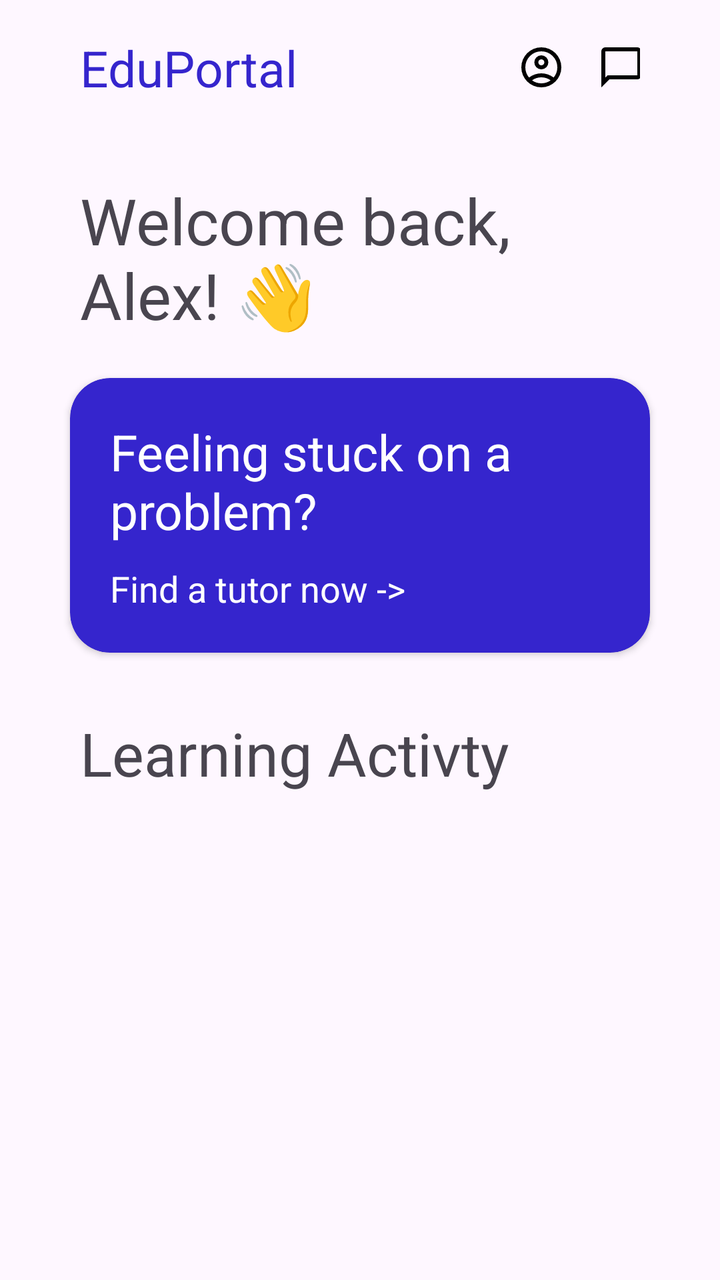
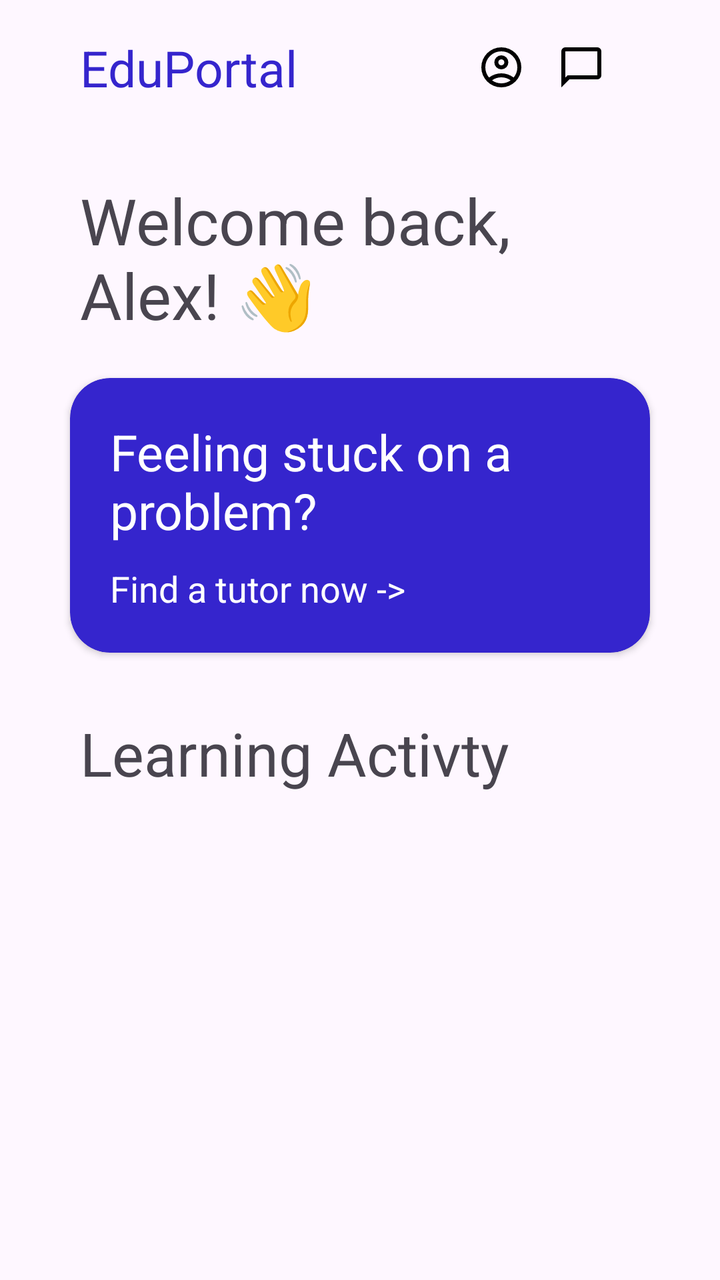

Before-and-after screenshots of an Android layout around one commit, followed by the original layout XML and the change that was made.
<!-- AndroidManifest.xml: application theme Theme.MyTutor -->
<!-- res/layout/fragment_home.xml -->
<?xml version="1.0" encoding="utf-8"?>
<ScrollView xmlns:android="http://schemas.android.com/apk/res/android"
    xmlns:tools="http://schemas.android.com/tools"
    android:layout_width="match_parent"
    android:layout_height="match_parent"
    xmlns:app="http://schemas.android.com/apk/res-auto"
    tools:context=".HomeFragment">

    <LinearLayout
        android:layout_width="match_parent"
        android:layout_height="match_parent"
        android:orientation="vertical">
        <LinearLayout
            android:layout_width="match_parent"
            android:layout_height="wrap_content"
            android:layout_marginTop="17dp"
            android:layout_marginHorizontal="40dp"
            android:orientation="horizontal">
            <TextView
                android:layout_width="wrap_content"
                android:layout_height="wrap_content"
                android:textColor="@color/btn"
                android:text="EduPortal"
                android:textSize="25sp"/>

            <TextView
                android:layout_width="wrap_content"
                android:layout_height="wrap_content"
                android:textSize="25sp"
                android:layout_marginStart="110dp"
                android:drawableLeft="@drawable/outline_account_circle_24"/>
            <TextView
                android:layout_width="wrap_content"
                android:layout_height="wrap_content"
                android:textSize="25sp"
                android:layout_marginStart="16dp"
                android:drawableLeft="@drawable/outline_chat_bubble_24"/>
            <TextView
                android:layout_width="wrap_content"
                android:layout_height="wrap_content"
                android:textSize="25sp"
                android:layout_marginStart="16dp"
                android:drawableLeft="@drawable/outline_account_circle_24"/>

        </LinearLayout>

        <TextView
            android:layout_width="wrap_content"
            android:layout_height="wrap_content"
            android:textSize="32sp"
            android:layout_marginTop="38dp"
            android:layout_marginStart="40dp"
            android:text="Welcome back,\nAlex! 👋"/>

        <androidx.cardview.widget.CardView
            android:layout_width="match_parent"
            android:layout_height="wrap_content"
            app:cardCornerRadius="20dp"
            android:layout_marginTop="20dp"
            android:backgroundTint="@color/btn"
            android:layout_marginHorizontal="35dp">

            <LinearLayout
                android:layout_width="match_parent"
                android:layout_height="match_parent"
                android:paddingHorizontal="20dp"
                android:paddingVertical="20dp"
                android:orientation="vertical">
                <TextView
                    android:layout_width="wrap_content"
                    android:layout_height="wrap_content"
                    android:text="Feeling stuck on a problem?"
                    android:textColor="@color/white"
                    android:textSize="25sp"/>

                <TextView
                    android:layout_width="wrap_content"
                    android:layout_height="wrap_content"
                    android:textColor="@color/white"
                    android:layout_marginTop="10dp"
                    android:text="Find a tutor now ->"
                    android:textSize="18sp"/>
            </LinearLayout>

        </androidx.cardview.widget.CardView>

   <TextView
       android:layout_width="wrap_content"
       android:layout_height="wrap_content"
       android:text="Learning Activty"
       android:textSize="30sp"
       android:layout_marginTop="30dp"
       android:layout_marginStart="40dp"/>

        <ListView
            android:layout_width="match_parent"
            android:layout_height="wrap_content"
            android:layout_marginHorizontal="40dp"
            android:layout_gravity="center"/>

    </LinearLayout>



</ScrollView>
<!-- resources referenced by this layout -->
<resources>
  <color name="btn">#3525CD</color>
  <color name="white">#FFFFFFFF</color>
  <!-- drawable outline_account_circle_24 (drawable) -->
  <vector xmlns:android="http://schemas.android.com/apk/res/android" android:height="24dp" android:tint="#000000" android:viewportHeight="960" android:viewportWidth="960" android:width="24dp">
        
      <path android:fillColor="@android:color/white" android:pathData="M234,684Q285,645 348,622.5Q411,600 480,600Q549,600 612,622.5Q675,645 726,684Q761,643 780.5,591Q800,539 800,480Q800,347 706.5,253.5Q613,160 480,160Q347,160 253.5,253.5Q160,347 160,480Q160,539 179.5,591Q199,643 234,684ZM380.5,479.5Q340,439 340,380Q340,321 380.5,280.5Q421,240 480,240Q539,240 579.5,280.5Q620,321 620,380Q620,439 579.5,479.5Q539,520 480,520Q421,520 380.5,479.5ZM480,880Q397,880 324,848.5Q251,817 197,763Q143,709 111.5,636Q80,563 80,480Q80,397 111.5,324Q143,251 197,197Q251,143 324,111.5Q397,80 480,80Q563,80 636,111.5Q709,143 763,197Q817,251 848.5,324Q880,397 880,480Q880,563 848.5,636Q817,709 763,763Q709,817 636,848.5Q563,880 480,880ZM580,784.5Q627,769 666,740Q627,711 580,695.5Q533,680 480,680Q427,680 380,695.5Q333,711 294,740Q333,769 380,784.5Q427,800 480,800Q533,800 580,784.5ZM523,423Q540,406 540,380Q540,354 523,337Q506,320 480,320Q454,320 437,337Q420,354 420,380Q420,406 437,423Q454,440 480,440Q506,440 523,423ZM480,380Q480,380 480,380Q480,380 480,380Q480,380 480,380Q480,380 480,380Q480,380 480,380Q480,380 480,380Q480,380 480,380Q480,380 480,380ZM480,740Q480,740 480,740Q480,740 480,740Q480,740 480,740Q480,740 480,740Q480,740 480,740Q480,740 480,740Q480,740 480,740Q480,740 480,740Z"/>
      
  </vector>
  <!-- drawable outline_chat_bubble_24 (drawable) -->
  <vector xmlns:android="http://schemas.android.com/apk/res/android" android:height="24dp" android:tint="#000000" android:viewportHeight="960" android:viewportWidth="960" android:width="24dp">
        
      <path android:fillColor="@android:color/white" android:pathData="M80,880L80,160Q80,127 103.5,103.5Q127,80 160,80L800,80Q833,80 856.5,103.5Q880,127 880,160L880,640Q880,673 856.5,696.5Q833,720 800,720L240,720L80,880ZM206,640L800,640Q800,640 800,640Q800,640 800,640L800,160Q800,160 800,160Q800,160 800,160L160,160Q160,160 160,160Q160,160 160,160L160,685L206,640ZM160,640L160,640L160,160Q160,160 160,160Q160,160 160,160L160,160Q160,160 160,160Q160,160 160,160L160,640Q160,640 160,640Q160,640 160,640Z"/>
      
  </vector>
  <style name="Theme.MyTutor" parent="Base.Theme.MyTutor" />
  <style name="Base.Theme.MyTutor" parent="Theme.Material3.DayNight.NoActionBar">
          
          
      </style>
</resources>

<!-- the commit's change to res/layout/fragment_home.xml (unified diff, before → after) -->
@@ -27,7 +27,7 @@
                 android:layout_width="wrap_content"
                 android:layout_height="wrap_content"
                 android:textSize="25sp"
-                android:layout_marginStart="110dp"
+                android:layout_marginStart="90dp"
                 android:drawableLeft="@drawable/outline_account_circle_24"/>
             <TextView
                 android:layout_width="wrap_content"
@@ -74,10 +74,12 @@
                     android:textSize="25sp"/>
 
                 <TextView
+                    android:id="@+id/findtutor"
                     android:layout_width="wrap_content"
                     android:layout_height="wrap_content"
                     android:textColor="@color/white"
                     android:layout_marginTop="10dp"
+                    android:clickable="true"
                     android:text="Find a tutor now ->"
                     android:textSize="18sp"/>
             </LinearLayout>
